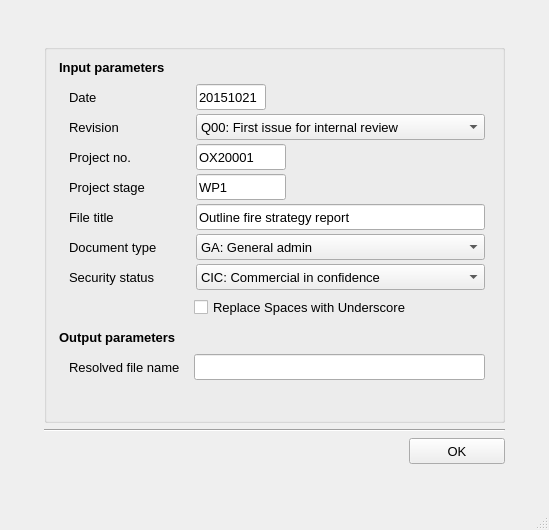
The window that fsetoolsGUI/gui/layout/ui/dialog_0601_naming_convention.ui (fuyans/fsetoolsGUI) describes before a commit, drawn with Qt 5.
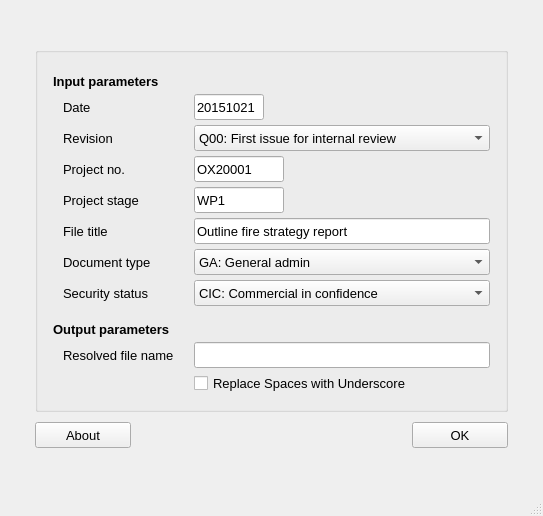
The same window after the commit.

Commit message: WIP Standard layout compliance.

```diff
--- a/fsetoolsGUI/gui/layout/ui/dialog_0601_naming_convention.ui
+++ b/fsetoolsGUI/gui/layout/ui/dialog_0601_naming_convention.ui
@@ -6,8 +6,8 @@
    <rect>
     <x>0</x>
     <y>0</y>
-    <width>549</width>
-    <height>530</height>
+    <width>536</width>
+    <height>516</height>
    </rect>
   </property>
   <property name="windowTitle">
@@ -21,92 +21,110 @@
   </property>
   <widget class="QWidget" name="centralwidget">
    <layout class="QGridLayout" name="gridLayout">
-    <item row="0" column="0">
+    <property name="leftMargin">
+     <number>35</number>
+    </property>
+    <property name="topMargin">
+     <number>35</number>
+    </property>
+    <property name="rightMargin">
+     <number>35</number>
+    </property>
+    <property name="bottomMargin">
+     <number>35</number>
+    </property>
+    <property name="spacing">
+     <number>0</number>
+    </property>
+    <item row="1" column="2">
+     <spacer name="horizontalSpacer_5">
+      <property name="orientation">
+       <enum>Qt::Horizontal</enum>
+      </property>
+      <property name="sizeHint" stdset="0">
+       <size>
+        <width>0</width>
+        <height>20</height>
+       </size>
+      </property>
+     </spacer>
+    </item>
+    <item row="0" column="1">
+     <spacer name="verticalSpacer_3">
+      <property name="orientation">
+       <enum>Qt::Vertical</enum>
+      </property>
+      <property name="sizeHint" stdset="0">
+       <size>
+        <width>20</width>
+        <height>0</height>
+       </size>
+      </property>
+     </spacer>
+    </item>
+    <item row="1" column="1">
+     <widget class="QWidget" name="widget_2" native="true">
+      <property name="sizePolicy">
+       <sizepolicy hsizetype="Minimum" vsizetype="Minimum">
+        <horstretch>0</horstretch>
+        <verstretch>0</verstretch>
+       </sizepolicy>
+      </property>
      <layout class="QVBoxLayout" name="verticalLayout">
-      <property name="sizeConstraint">
-       <enum>QLayout::SetMinimumSize</enum>
+       <property name="spacing">
+        <number>0</number>
       </property>
       <property name="leftMargin">
-       <number>35</number>
+        <number>0</number>
       </property>
       <property name="topMargin">
-       <number>35</number>
+        <number>0</number>
       </property>
       <property name="rightMargin">
-       <number>35</number>
+        <number>0</number>
       </property>
       <property name="bottomMargin">
-       <number>35</number>
+        <number>0</number>
       </property>
       <item>
        <widget class="QGroupBox" name="groupBox">
-        <property name="sizePolicy">
-         <sizepolicy hsizetype="Preferred" vsizetype="Expanding">
-          <horstretch>0</horstretch>
-          <verstretch>0</verstretch>
-         </sizepolicy>
-        </property>
+         <layout class="QVBoxLayout" name="verticalLayout_2">
+          <property name="spacing">
+           <number>0</number>
+          </property>
+          <property name="leftMargin">
+           <number>15</number>
+          </property>
+          <property name="topMargin">
+           <number>15</number>
+          </property>
+          <property name="rightMargin">
+           <number>15</number>
+          </property>
+          <property name="bottomMargin">
+           <number>15</number>
+          </property>
+          <item>
+           <widget class="QLabel" name="label_21">
         <property name="minimumSize">
          <size>
-          <width>461</width>
-          <height>356</height>
+              <width>121</width>
+              <height>26</height>
          </size>
         </property>
         <property name="maximumSize">
          <size>
           <width>16777215</width>
-          <height>16777215</height>
-         </size>
-        </property>
-        <property name="title">
-         <string/>
-        </property>
-        <widget class="QLineEdit" name="lineEdit_5_title">
-         <property name="geometry">
-          <rect>
-           <x>152</x>
-           <y>160</y>
-           <width>289</width>
            <height>26</height>
-          </rect>
-         </property>
-         <property name="minimumSize">
-          <size>
-           <width>200</width>
-           <height>26</height>
           </size>
          </property>
          <property name="font">
           <font>
            <pointsize>10</pointsize>
-          </font>
-         </property>
-         <property name="text">
-          <string>Outline fire strategy report</string>
-         </property>
-        </widget>
-        <widget class="QLabel" name="label_15">
-         <property name="geometry">
-          <rect>
-           <x>25</x>
-           <y>70</y>
-           <width>121</width>
-           <height>26</height>
-          </rect>
-         </property>
-         <property name="minimumSize">
-          <size>
-           <width>121</width>
-           <height>26</height>
-          </size>
-         </property>
-         <property name="font">
-          <font>
-           <pointsize>10</pointsize>
-           <weight>50</weight>
-           <bold>false</bold>
-          </font>
-         </property>
+              <weight>75</weight>
+              <bold>true</bold>
+             </font>
+            </property>
          <property name="toolTip">
           <string>Revision indicator.</string>
          </property>
@@ -114,163 +132,54 @@
           <string>Revision indicator.</string>
          </property>
          <property name="text">
-          <string>Revision</string>
+             <string>Input parameters</string>
          </property>
          <property name="alignment">
           <set>Qt::AlignLeading|Qt::AlignLeft|Qt::AlignVCenter</set>
          </property>
-        </widget>
-        <widget class="QLabel" name="label_19">
-         <property name="geometry">
-          <rect>
-           <x>25</x>
-           <y>190</y>
-           <width>121</width>
-           <height>26</height>
-          </rect>
-         </property>
-         <property name="minimumSize">
-          <size>
-           <width>121</width>
-           <height>26</height>
-          </size>
-         </property>
-         <property name="font">
-          <font>
-           <pointsize>10</pointsize>
-           <weight>50</weight>
-           <bold>false</bold>
-          </font>
-         </property>
-         <property name="toolTip">
-          <string>Document type.</string>
-         </property>
-         <property name="statusTip">
-          <string>Document type.</string>
-         </property>
-         <property name="text">
-          <string>Document type</string>
-         </property>
-         <property name="alignment">
-          <set>Qt::AlignLeading|Qt::AlignLeft|Qt::AlignVCenter</set>
-         </property>
-        </widget>
-        <widget class="QLineEdit" name="lineEdit_4_project_stage">
-         <property name="geometry">
-          <rect>
-           <x>152</x>
-           <y>130</y>
-           <width>90</width>
-           <height>26</height>
-          </rect>
-         </property>
-         <property name="minimumSize">
-          <size>
-           <width>0</width>
-           <height>26</height>
-          </size>
-         </property>
-         <property name="maximumSize">
-          <size>
-           <width>90</width>
-           <height>16777215</height>
-          </size>
-         </property>
-         <property name="font">
-          <font>
-           <pointsize>10</pointsize>
-          </font>
-         </property>
-         <property name="text">
-          <string>WP1</string>
-         </property>
-        </widget>
-        <widget class="QComboBox" name="comboBox_7_security_status">
-         <property name="geometry">
-          <rect>
-           <x>152</x>
-           <y>220</y>
-           <width>289</width>
-           <height>26</height>
-          </rect>
-         </property>
-         <property name="minimumSize">
-          <size>
-           <width>0</width>
-           <height>26</height>
-          </size>
-         </property>
-         <property name="font">
-          <font>
-           <pointsize>10</pointsize>
-          </font>
-         </property>
-         <item>
-          <property name="text">
-           <string>CIC: Commercial in confidence</string>
-          </property>
+            <property name="buddy">
+             <cstring>widget_2</cstring>
+            </property>
+           </widget>
          </item>
          <item>
-          <property name="text">
-           <string>WPC: Without prejudice and confidential</string>
-          </property>
-         </item>
+           <layout class="QHBoxLayout" name="horizontalLayout">
+            <property name="spacing">
+             <number>0</number>
+            </property>
          <item>
-          <property name="text">
-           <string>SDS: Secure document</string>
-          </property>
-         </item>
-         <item>
-          <property name="text">
-           <string>FID: Free issue document (no security status)</string>
-          </property>
-         </item>
-        </widget>
-        <widget class="QLabel" name="label_20">
-         <property name="geometry">
-          <rect>
-           <x>25</x>
-           <y>220</y>
-           <width>121</width>
-           <height>26</height>
-          </rect>
-         </property>
-         <property name="minimumSize">
+             <spacer name="horizontalSpacer_2">
+              <property name="orientation">
+               <enum>Qt::Horizontal</enum>
+              </property>
+              <property name="sizeType">
+               <enum>QSizePolicy::Fixed</enum>
+              </property>
+              <property name="sizeHint" stdset="0">
           <size>
-           <width>121</width>
-           <height>26</height>
-          </size>
-         </property>
-         <property name="font">
-          <font>
-           <pointsize>10</pointsize>
-           <weight>50</weight>
-           <bold>false</bold>
-          </font>
-         </property>
-         <property name="toolTip">
-          <string>Security status.</string>
-         </property>
-         <property name="statusTip">
-          <string>Security status.</string>
-         </property>
-         <property name="text">
-          <string>Security status</string>
-         </property>
-         <property name="alignment">
-          <set>Qt::AlignLeading|Qt::AlignLeft|Qt::AlignVCenter</set>
-         </property>
-        </widget>
+                <width>10</width>
+                <height>20</height>
+               </size>
+              </property>
+             </spacer>
+            </item>
+            <item>
+             <layout class="QFormLayout" name="formLayout">
+              <property name="horizontalSpacing">
+               <number>10</number>
+              </property>
+              <property name="verticalSpacing">
+               <number>5</number>
+              </property>
+              <item row="0" column="0">
         <widget class="QLabel" name="label_16">
-         <property name="geometry">
-          <rect>
-           <x>25</x>
-           <y>40</y>
+                <property name="minimumSize">
+                 <size>
            <width>121</width>
            <height>26</height>
-          </rect>
-         </property>
-         <property name="minimumSize">
+                 </size>
+                </property>
+                <property name="maximumSize">
           <size>
            <width>121</width>
            <height>26</height>
@@ -296,15 +205,68 @@
           <set>Qt::AlignLeading|Qt::AlignLeft|Qt::AlignVCenter</set>
          </property>
         </widget>
+              </item>
+              <item row="0" column="1">
+               <widget class="QLineEdit" name="lineEdit_1_date">
+                <property name="minimumSize">
+                 <size>
+                  <width>0</width>
+                  <height>26</height>
+                 </size>
+                </property>
+                <property name="maximumSize">
+                 <size>
+                  <width>70</width>
+                  <height>26</height>
+                 </size>
+                </property>
+                <property name="font">
+                 <font>
+                  <pointsize>10</pointsize>
+                 </font>
+                </property>
+                <property name="text">
+                 <string>20151021</string>
+                </property>
+               </widget>
+              </item>
+              <item row="1" column="0">
+               <widget class="QLabel" name="label_15">
+                <property name="minimumSize">
+                 <size>
+                  <width>121</width>
+                  <height>26</height>
+                 </size>
+                </property>
+                <property name="maximumSize">
+                 <size>
+                  <width>121</width>
+                  <height>26</height>
+                 </size>
+                </property>
+                <property name="font">
+                 <font>
+                  <pointsize>10</pointsize>
+                  <weight>50</weight>
+                  <bold>false</bold>
+                 </font>
+                </property>
+                <property name="toolTip">
+                 <string>Revision indicator.</string>
+                </property>
+                <property name="statusTip">
+                 <string>Revision indicator.</string>
+                </property>
+                <property name="text">
+                 <string>Revision</string>
+                </property>
+                <property name="alignment">
+                 <set>Qt::AlignLeading|Qt::AlignLeft|Qt::AlignVCenter</set>
+                </property>
+               </widget>
+              </item>
+              <item row="1" column="1">
         <widget class="QComboBox" name="comboBox_2_revision">
-         <property name="geometry">
-          <rect>
-           <x>152</x>
-           <y>70</y>
-           <width>289</width>
-           <height>26</height>
-          </rect>
-         </property>
          <property name="minimumSize">
           <size>
            <width>0</width>
@@ -314,7 +276,7 @@
          <property name="maximumSize">
           <size>
            <width>16777215</width>
-           <height>16777215</height>
+                  <height>26</height>
           </size>
          </property>
          <property name="font">
@@ -358,45 +320,9 @@
           </property>
          </item>
         </widget>
-        <widget class="QLineEdit" name="lineEdit_3_project_no">
-         <property name="geometry">
-          <rect>
-           <x>152</x>
-           <y>100</y>
-           <width>90</width>
-           <height>26</height>
-          </rect>
-         </property>
-         <property name="minimumSize">
-          <size>
-           <width>0</width>
-           <height>26</height>
-          </size>
-         </property>
-         <property name="maximumSize">
-          <size>
-           <width>90</width>
-           <height>16777215</height>
-          </size>
-         </property>
-         <property name="font">
-          <font>
-           <pointsize>10</pointsize>
-          </font>
-         </property>
-         <property name="text">
-          <string>OX20001</string>
-         </property>
-        </widget>
+              </item>
+              <item row="2" column="0">
         <widget class="QLabel" name="label_14">
-         <property name="geometry">
-          <rect>
-           <x>25</x>
-           <y>100</y>
-           <width>121</width>
-           <height>26</height>
-          </rect>
-         </property>
          <property name="minimumSize">
           <size>
            <width>121</width>
@@ -405,8 +331,8 @@
          </property>
          <property name="maximumSize">
           <size>
-           <width>90</width>
-           <height>16777215</height>
+                  <width>121</width>
+                  <height>26</height>
           </size>
          </property>
          <property name="font">
@@ -429,25 +355,78 @@
           <set>Qt::AlignLeading|Qt::AlignLeft|Qt::AlignVCenter</set>
          </property>
         </widget>
-        <widget class="QLineEdit" name="lineEdit_1_date">
-         <property name="geometry">
-          <rect>
-           <x>152</x>
-           <y>40</y>
-           <width>70</width>
+              </item>
+              <item row="2" column="1">
+               <widget class="QLineEdit" name="lineEdit_3_project_no">
+                <property name="minimumSize">
+                 <size>
+                  <width>0</width>
            <height>26</height>
-          </rect>
-         </property>
+                 </size>
+                </property>
+                <property name="maximumSize">
+                 <size>
+                  <width>90</width>
+                  <height>26</height>
+                 </size>
+                </property>
+                <property name="font">
+                 <font>
+                  <pointsize>10</pointsize>
+                 </font>
+                </property>
+                <property name="text">
+                 <string>OX20001</string>
+                </property>
+               </widget>
+              </item>
+              <item row="3" column="0">
+               <widget class="QLabel" name="label_17">
          <property name="minimumSize">
           <size>
+                  <width>121</width>
+                  <height>26</height>
+                 </size>
+                </property>
+                <property name="maximumSize">
+                 <size>
+                  <width>121</width>
+                  <height>26</height>
+                 </size>
+                </property>
+                <property name="font">
+                 <font>
+                  <pointsize>10</pointsize>
+                  <weight>50</weight>
+                  <bold>false</bold>
+                 </font>
+                </property>
+                <property name="toolTip">
+                 <string>Project stage.</string>
+                </property>
+                <property name="statusTip">
+                 <string>Project stage.</string>
+                </property>
+                <property name="text">
+                 <string>Project stage</string>
+                </property>
+                <property name="alignment">
+                 <set>Qt::AlignLeading|Qt::AlignLeft|Qt::AlignVCenter</set>
+                </property>
+               </widget>
+              </item>
+              <item row="3" column="1">
+               <widget class="QLineEdit" name="lineEdit_4_project_stage">
+                <property name="minimumSize">
+                 <size>
            <width>0</width>
            <height>26</height>
           </size>
          </property>
          <property name="maximumSize">
           <size>
-           <width>70</width>
-           <height>16777215</height>
+                  <width>90</width>
+                  <height>26</height>
           </size>
          </property>
          <property name="font">
@@ -456,24 +435,118 @@
           </font>
          </property>
          <property name="text">
-          <string>20151021</string>
-         </property>
-        </widget>
+                 <string>WP1</string>
+                </property>
+               </widget>
+              </item>
+              <item row="4" column="0">
+               <widget class="QLabel" name="label_18">
+                <property name="minimumSize">
+                 <size>
+                  <width>121</width>
+                  <height>26</height>
+                 </size>
+                </property>
+                <property name="maximumSize">
+                 <size>
+                  <width>121</width>
+                  <height>26</height>
+                 </size>
+                </property>
+                <property name="font">
+                 <font>
+                  <pointsize>10</pointsize>
+                  <weight>50</weight>
+                  <bold>false</bold>
+                 </font>
+                </property>
+                <property name="toolTip">
+                 <string>File title in plain English.</string>
+                </property>
+                <property name="statusTip">
+                 <string>File title in plain English.</string>
+                </property>
+                <property name="text">
+                 <string>File title</string>
+                </property>
+                <property name="alignment">
+                 <set>Qt::AlignLeading|Qt::AlignLeft|Qt::AlignVCenter</set>
+                </property>
+               </widget>
+              </item>
+              <item row="4" column="1">
+               <widget class="QLineEdit" name="lineEdit_5_title">
+                <property name="minimumSize">
+                 <size>
+                  <width>200</width>
+                  <height>26</height>
+                 </size>
+                </property>
+                <property name="maximumSize">
+                 <size>
+                  <width>16777215</width>
+                  <height>26</height>
+                 </size>
+                </property>
+                <property name="font">
+                 <font>
+                  <pointsize>10</pointsize>
+                 </font>
+                </property>
+                <property name="text">
+                 <string>Outline fire strategy report</string>
+                </property>
+               </widget>
+              </item>
+              <item row="5" column="0">
+               <widget class="QLabel" name="label_19">
+                <property name="minimumSize">
+                 <size>
+                  <width>121</width>
+                  <height>26</height>
+                 </size>
+                </property>
+                <property name="maximumSize">
+                 <size>
+                  <width>121</width>
+                  <height>26</height>
+                 </size>
+                </property>
+                <property name="font">
+                 <font>
+                  <pointsize>10</pointsize>
+                  <weight>50</weight>
+                  <bold>false</bold>
+                 </font>
+                </property>
+                <property name="toolTip">
+                 <string>Document type.</string>
+                </property>
+                <property name="statusTip">
+                 <string>Document type.</string>
+                </property>
+                <property name="text">
+                 <string>Document type</string>
+                </property>
+                <property name="alignment">
+                 <set>Qt::AlignLeading|Qt::AlignLeft|Qt::AlignVCenter</set>
+                </property>
+               </widget>
+              </item>
+              <item row="5" column="1">
         <widget class="QComboBox" name="comboBox_6_type">
-         <property name="geometry">
-          <rect>
-           <x>152</x>
-           <y>190</y>
-           <width>289</width>
-           <height>26</height>
-          </rect>
-         </property>
          <property name="minimumSize">
           <size>
            <width>0</width>
            <height>26</height>
           </size>
          </property>
+                <property name="maximumSize">
+                 <size>
+                  <width>16777215</width>
+                  <height>26</height>
+                 </size>
+                </property>
          <property name="font">
           <font>
            <pointsize>10</pointsize>
@@ -560,16 +633,16 @@
           </property>
          </item>
         </widget>
-        <widget class="QLabel" name="label_18">
-         <property name="geometry">
-          <rect>
-           <x>25</x>
-           <y>160</y>
+              </item>
+              <item row="6" column="0">
+               <widget class="QLabel" name="label_20">
+                <property name="minimumSize">
+                 <size>
            <width>121</width>
            <height>26</height>
-          </rect>
-         </property>
-         <property name="minimumSize">
+                 </size>
+                </property>
+                <property name="maximumSize">
           <size>
            <width>121</width>
            <height>26</height>
@@ -589,97 +662,88 @@
           <string>File title in plain English.</string>
          </property>
          <property name="text">
-          <string>File title</string>
+                 <string>Security status</string>
          </property>
          <property name="alignment">
           <set>Qt::AlignLeading|Qt::AlignLeft|Qt::AlignVCenter</set>
          </property>
         </widget>
-        <widget class="QLabel" name="label_17">
-         <property name="geometry">
-          <rect>
-           <x>25</x>
-           <y>130</y>
-           <width>121</width>
+              </item>
+              <item row="6" column="1">
+               <widget class="QComboBox" name="comboBox_7_security_status">
+                <property name="minimumSize">
+                 <size>
+                  <width>0</width>
            <height>26</height>
-          </rect>
-         </property>
-         <property name="minimumSize">
+                 </size>
+                </property>
+                <property name="maximumSize">
           <size>
-           <width>121</width>
+                  <width>16777215</width>
            <height>26</height>
           </size>
          </property>
          <property name="font">
           <font>
            <pointsize>10</pointsize>
-           <weight>50</weight>
-           <bold>false</bold>
-          </font>
-         </property>
-         <property name="toolTip">
-          <string>Project stage.</string>
-         </property>
-         <property name="statusTip">
-          <string>Project stage.</string>
-         </property>
+                 </font>
+                </property>
+                <item>
+                 <property name="text">
+                  <string>CIC: Commercial in confidence</string>
+                 </property>
+                </item>
+                <item>
+                 <property name="text">
+                  <string>WPC: Without prejudice and confidential</string>
+                 </property>
+                </item>
+                <item>
          <property name="text">
-          <string>Project stage</string>
-         </property>
-         <property name="alignment">
-          <set>Qt::AlignLeading|Qt::AlignLeft|Qt::AlignVCenter</set>
-         </property>
-        </widget>
-        <widget class="QLabel" name="label_21">
-         <property name="geometry">
-          <rect>
-           <x>15</x>
-           <y>10</y>
-           <width>121</width>
-           <height>26</height>
-          </rect>
-         </property>
-         <property name="minimumSize">
+                  <string>SDS: Secure document</string>
+                 </property>
+                </item>
+                <item>
+                 <property name="text">
+                  <string>FID: Free issue document (no security status)</string>
+                 </property>
+                </item>
+               </widget>
+              </item>
+             </layout>
+            </item>
+           </layout>
+          </item>
+          <item>
+           <spacer name="verticalSpacer_2">
+            <property name="orientation">
+             <enum>Qt::Vertical</enum>
+            </property>
+            <property name="sizeType">
+             <enum>QSizePolicy::Fixed</enum>
+            </property>
+            <property name="sizeHint" stdset="0">
           <size>
-           <width>121</width>
-           <height>26</height>
-          </size>
-         </property>
-         <property name="font">
-          <font>
-           <pointsize>10</pointsize>
-           <weight>75</weight>
-           <bold>true</bold>
-          </font>
-         </property>
-         <property name="toolTip">
-          <string>Date in YYMMDD (i.e. 201231) or YYYYMMDD (i.e. 20201231) format.</string>
-         </property>
-         <property name="statusTip">
-          <string>Date in YYMMDD (i.e. 201231) or YYYYMMDD (i.e. 20201231) format.</string>
-         </property>
-         <property name="text">
-          <string>Input parameters</string>
-         </property>
-         <property name="alignment">
-          <set>Qt::AlignLeading|Qt::AlignLeft|Qt::AlignVCenter</set>
-         </property>
-        </widget>
+              <width>20</width>
+              <height>10</height>
+             </size>
+            </property>
+           </spacer>
+          </item>
+          <item>
         <widget class="QLabel" name="label_22">
-         <property name="geometry">
-          <rect>
-           <x>15</x>
-           <y>280</y>
-           <width>416</width>
-           <height>26</height>
-          </rect>
-         </property>
          <property name="minimumSize">
           <size>
            <width>121</width>
            <height>26</height>
           </size>
          </property>
+            <property name="maximumSize">
+             <size>
+              <width>16777215</width>
+              <height>26</height>
+             </size>
+            </property>
          <property name="font">
           <font>
            <pointsize>10</pointsize>
@@ -700,45 +764,50 @@
           <set>Qt::AlignLeading|Qt::AlignLeft|Qt::AlignVCenter</set>
          </property>
         </widget>
-        <widget class="QCheckBox" name="checkBox_replace_spaces">
-         <property name="geometry">
-          <rect>
-           <x>150</x>
-           <y>250</y>
-           <width>291</width>
-           <height>26</height>
-          </rect>
-         </property>
-         <property name="font">
-          <font>
-           <pointsize>10</pointsize>
-          </font>
-         </property>
-         <property name="toolTip">
-          <string>Replace all spaces in the file name with underscore `_`.</string>
-         </property>
-         <property name="statusTip">
-          <string>Replace all spaces in the file name with underscore `_`.</string>
-         </property>
-         <property name="text">
-          <string>Replace Spaces with Underscore</string>
-         </property>
-        </widget>
+          </item>
+          <item>
+           <layout class="QHBoxLayout" name="horizontalLayout_3">
+            <property name="spacing">
+             <number>0</number>
+            </property>
+            <item>
+             <spacer name="horizontalSpacer_3">
+              <property name="orientation">
+               <enum>Qt::Horizontal</enum>
+              </property>
+              <property name="sizeType">
+               <enum>QSizePolicy::Fixed</enum>
+              </property>
+              <property name="sizeHint" stdset="0">
+               <size>
+                <width>10</width>
+                <height>20</height>
+               </size>
+              </property>
+             </spacer>
+            </item>
+            <item>
+             <layout class="QGridLayout" name="gridLayout_2">
+              <property name="horizontalSpacing">
+               <number>10</number>
+              </property>
+              <property name="verticalSpacing">
+               <number>5</number>
+              </property>
+              <item row="0" column="1">
         <widget class="QLineEdit" name="lineEdit_out_result">
-         <property name="geometry">
-          <rect>
-           <x>150</x>
-           <y>310</y>
-           <width>291</width>
-           <height>26</height>
-          </rect>
-         </property>
          <property name="minimumSize">
           <size>
            <width>0</width>
            <height>26</height>
           </size>
          </property>
+                <property name="maximumSize">
+                 <size>
+                  <width>16777215</width>
+                  <height>26</height>
+                 </size>
+                </property>
          <property name="font">
           <font>
            <pointsize>10</pointsize>
@@ -751,16 +820,16 @@
           <string>Composed file name.</string>
          </property>
         </widget>
+              </item>
+              <item row="0" column="0">
         <widget class="QLabel" name="label_23">
-         <property name="geometry">
-          <rect>
-           <x>25</x>
-           <y>310</y>
+                <property name="minimumSize">
+                 <size>
            <width>121</width>
            <height>26</height>
-          </rect>
-         </property>
-         <property name="minimumSize">
+                 </size>
+                </property>
+                <property name="maximumSize">
           <size>
            <width>121</width>
            <height>26</height>
@@ -786,22 +855,92 @@
           <set>Qt::AlignLeading|Qt::AlignLeft|Qt::AlignVCenter</set>
          </property>
         </widget>
-       </widget>
-      </item>
-      <item>
-       <widget class="Line" name="line_2">
+              </item>
+              <item row="1" column="1">
+               <widget class="QCheckBox" name="checkBox_replace_spaces">
+                <property name="maximumSize">
+                 <size>
+                  <width>16777215</width>
+                  <height>26</height>
+                 </size>
+                </property>
         <property name="font">
          <font>
           <pointsize>10</pointsize>
          </font>
         </property>
+                <property name="toolTip">
+                 <string>Replace all spaces in the file name with underscore `_`.</string>
+                </property>
+                <property name="statusTip">
+                 <string>Replace all spaces in the file name with underscore `_`.</string>
+                </property>
+                <property name="text">
+                 <string>Replace Spaces with Underscore</string>
+                </property>
+               </widget>
+              </item>
+             </layout>
+            </item>
+           </layout>
+          </item>
+         </layout>
+        </widget>
+       </item>
+       <item>
+        <spacer name="verticalSpacer">
         <property name="orientation">
-         <enum>Qt::Horizontal</enum>
-        </property>
-       </widget>
+          <enum>Qt::Vertical</enum>
+         </property>
+         <property name="sizeType">
+          <enum>QSizePolicy::Minimum</enum>
+         </property>
+         <property name="sizeHint" stdset="0">
+          <size>
+           <width>20</width>
+           <height>10</height>
+          </size>
+         </property>
+        </spacer>
       </item>
       <item>
        <layout class="QHBoxLayout" name="horizontalLayout_2">
+         <item>
+          <widget class="QPushButton" name="pushButton_about">
+           <property name="sizePolicy">
+            <sizepolicy hsizetype="Preferred" vsizetype="Preferred">
+             <horstretch>0</horstretch>
+             <verstretch>0</verstretch>
+            </sizepolicy>
+           </property>
+           <property name="minimumSize">
+            <size>
+             <width>96</width>
+             <height>26</height>
+            </size>
+           </property>
+           <property name="maximumSize">
+            <size>
+             <width>96</width>
+             <height>26</height>
+            </size>
+           </property>
+           <property name="font">
+            <font>
+             <pointsize>10</pointsize>
+            </font>
+           </property>
+           <property name="toolTip">
+            <string>Click (or press Enter) to copy the generated file name.</string>
+           </property>
+           <property name="statusTip">
+            <string>Click (or press Enter) to copy the generated file name.</string>
+           </property>
+           <property name="text">
+            <string>About</string>
+           </property>
+          </widget>
+         </item>
         <item>
          <spacer name="horizontalSpacer">
           <property name="font">
@@ -859,6 +998,33 @@
        </layout>
       </item>
      </layout>
+     </widget>
+    </item>
+    <item row="2" column="1">
+     <spacer name="verticalSpacer_4">
+      <property name="orientation">
+       <enum>Qt::Vertical</enum>
+      </property>
+      <property name="sizeHint" stdset="0">
+       <size>
+        <width>20</width>
+        <height>0</height>
+       </size>
+      </property>
+     </spacer>
+    </item>
+    <item row="1" column="0">
+     <spacer name="horizontalSpacer_4">
+      <property name="orientation">
+       <enum>Qt::Horizontal</enum>
+      </property>
+      <property name="sizeHint" stdset="0">
+       <size>
+        <width>0</width>
+        <height>20</height>
+       </size>
+      </property>
+     </spacer>
     </item>
    </layout>
   </widget>
```
Left out of the diff: 13 changed lines with no effect on the pictures. Lines whose indentation alone changed are shown as unchanged. The commit also changes 3 other files.
